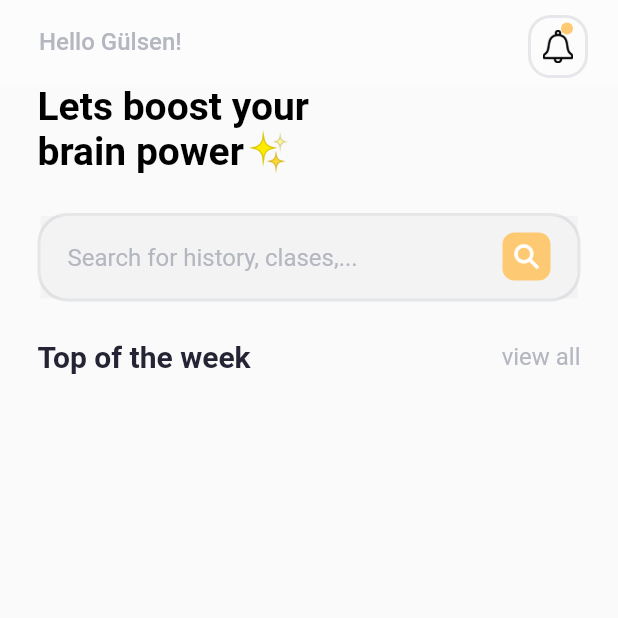
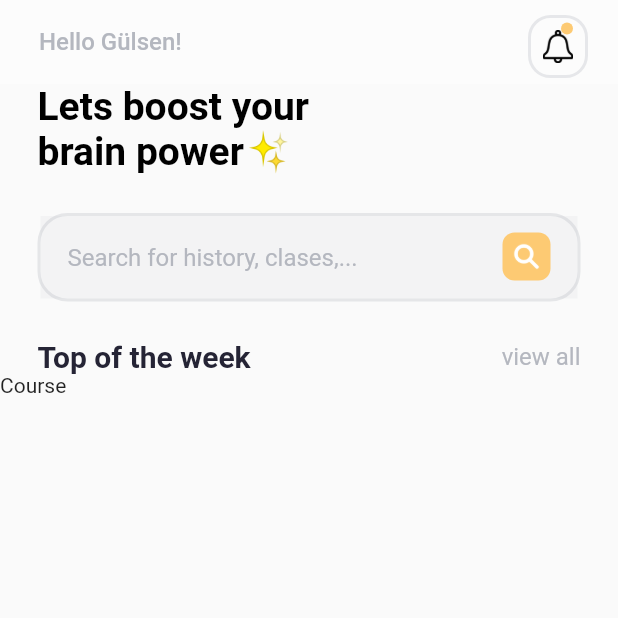
Before and after one commit to gulsenkeskin/course_app, a Flutter app: the screen it shows after launch, on a phone screen of 412 x 824 dp, the top half of it. Run offline on Flutter 3.47's test engine with Material 2 defaults, Android fonts, the phone set to English and light mode, and no system bars.

Commit message:
added images

```diff
--- /dev/null
+++ b/lib/models/course.dart
@@ -0,0 +1,33 @@
+class Course {
+  String author;
+  String authorImg;
+  String title;
+  String imageUrl;
+
+  Course(this.author, this.authorImg, this.title, this.imageUrl);
+
+  static List<Course> generateCorses() {
+    return [
+      Course('Gülsen Keskin', 'assets/images/gulsenimg.png', "Flutter",
+          "assets/images/course01.webp"),
+      Course('Filip', 'assets/images/filip.png', "Flutter",
+          "assets/images/course08.jpg"),
+      Course('Vandad', 'assets/images/vandad.png', "Flutter",
+          "assets/images/course06.png"),
+      Course('Andrew', 'assets/images/andrew.png', "Flutter",
+          "assets/images/course07.jpg"),
+      Course('Filip', 'assets/images/filip.png', "Flutter",
+          "assets/images/course03.jpg"),
+      Course('Filip', 'assets/images/filip.png', "Flutter",
+          "assets/images/course04.png"),
+      Course('Vandad', 'assets/images/vandad.png', "Flutter",
+          "assets/images/course02.png"),
+      Course('Gülsen Keskin', 'assets/images/gulsenimg.png', "Flutter",
+          "assets/images/course10.webp"),
+      Course('Gülsen Keskin', 'assets/images/gulsenimg.png', "Flutter",
+          "assets/images/course05.webp"),
+      Course('Vandad', 'assets/images/vandad.png', "Flutter",
+          "assets/images/course09.png"),
+    ];
+  }
+}
--- a/lib/screens/home/home.dart
+++ b/lib/screens/home/home.dart
@@ -1,8 +1,11 @@
 import 'package:course_app/constants/colors.dart';
 import 'package:course_app/screens/home/widget/category_title.dart';
+import 'package:course_app/screens/home/widget/course_item.dart';
 import 'package:course_app/screens/home/widget/emoji_text.dart';
 import 'package:course_app/screens/home/widget/search_input.dart';
 import 'package:flutter/material.dart';
+
+import '../../models/course.dart';
 
 class HomePage extends StatelessWidget {
   const HomePage({Key? key}) : super(key: key);
@@ -15,7 +18,14 @@ class HomePage extends StatelessWidget {
         child: Column(
           crossAxisAlignment: CrossAxisAlignment.start,
           mainAxisSize: MainAxisSize.min,
-          children: [EmojiText(),SearchInput(), CategoryTitle(leftText: "Top of the week", rightText: 'view all')],
+          children: [
+            EmojiText(),
+            SearchInput(),
+            CategoryTitle(leftText: "Top of the week", rightText: 'view all'),
+            CourseItem(
+                course: Course('Gülsen Keskin', 'assets/images/gulsenimg.png',
+                    "Flutter", "assets/images/course01.webp"))
+          ],
         ),
       ),
     );
--- /dev/null
+++ b/lib/screens/home/widget/course_item.dart
@@ -0,0 +1,15 @@
+import 'package:course_app/models/course.dart';
+import 'package:flutter/material.dart';
+
+class CourseItem extends StatelessWidget {
+  final Course course;
+
+  const CourseItem({Key? key, required this.course}) : super(key: key);
+
+  @override
+  Widget build(BuildContext context) {
+    return Container(
+      child: Text('Course'),
+    );
+  }
+}
```
Also changed, not shown: assets/icons/andrew.png (added), assets/icons/filip.png (added), assets/icons/vandad.jpg (added), assets/images/course01.webp (added), assets/images/course02.png (added), assets/images/course03.png (added), assets/images/course04.png (added), assets/images/course05.webp (added), assets/images/course06.png (added), assets/images/course07.jpg (added), assets/images/course08.jpg (added), assets/images/course09.png (added), assets/images/course10.webp (added), assets/images/gulsenimg.jpg (added).
